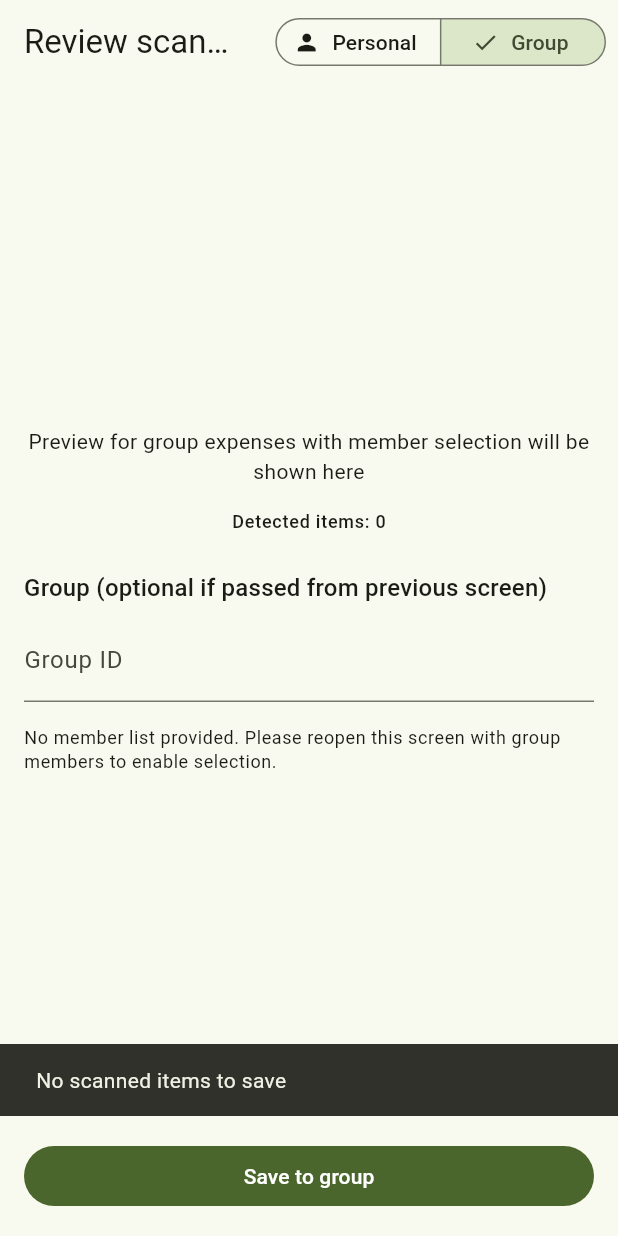
After one commit to daFoggo/bill_chillin, a Flutter app: the ReviewScannedTransactionsPage screen opened by its route, after a tap on "Group", after a tap on "Save to group", on a phone screen of 412 x 824 dp. The commit adds this screen. Run offline on Flutter 3.47's test engine with Material 3 defaults, Android fonts, the phone set to English and light mode, and no system bars; our stand-ins replace bloc, cloud_firestore, dartz, equatable, firebase_auth, firebase_core and 7 more; accounts and stored records are empty.

Commit message:
[ADD] Chức năng scan QR

```diff
--- a/lib/config/routes/app_router.dart
+++ b/lib/config/routes/app_router.dart
@@ -4,6 +4,9 @@ import 'package:bill_chillin/features/auth/presentation/bloc/auth_bloc.dart';
 import 'package:bill_chillin/features/auth/presentation/bloc/auth_state.dart';
 import 'package:bill_chillin/features/auth/presentation/pages/auth_page.dart';
 import 'package:bill_chillin/features/main/presentation/pages/main_screen.dart';
+import 'package:bill_chillin/features/scan/domain/entities/scanned_transaction.dart';
+import 'package:bill_chillin/features/scan/presentation/pages/scan_receipt_page.dart';
+import 'package:bill_chillin/features/scan/presentation/pages/review_scanned_transactions_page.dart';
 import 'package:bill_chillin/features/group_expenses/presentation/pages/join_group_page.dart';
 import 'package:bill_chillin/features/group_expenses/presentation/screens/group_detail_screen.dart';
 import 'package:flutter/material.dart';
@@ -27,6 +30,42 @@ class AppRouter {
       GoRoute(
         path: AppRoutes.home,
         builder: (context, state) => const MainScreen(),
+      ),
+      GoRoute(
+        path: '/app/scan',
+        name: 'scan_receipt',
+        builder: (context, state) => const ScanReceiptPage(),
+      ),
+      GoRoute(
+        path: '/app/scan/review',
+        name: 'review_scanned_transactions',
+        builder: (context, state) {
+          final extra = state.extra;
+
+          // Supported extras:
+          // 1) List<ScannedTransaction>
+          // 2) Map { 'transactions': List<ScannedTransaction>, 'groupId': String?, 'members': Map<String,String>? }
+          if (extra is List && extra.isNotEmpty && extra.first is ScannedTransaction) {
+            return ReviewScannedTransactionsPage(
+              scannedTransactions: List<ScannedTransaction>.from(extra),
+            );
+          }
+
+          if (extra is Map) {
+            final txList = extra['transactions'];
+            final groupId = extra['groupId'] as String?;
+            final members = extra['members'] as Map<String, String>?;
+            if (txList is List && txList.isNotEmpty && txList.first is ScannedTransaction) {
+              return ReviewScannedTransactionsPage(
+                scannedTransactions: List<ScannedTransaction>.from(txList),
+                initialGroupId: groupId,
+                groupMembers: members ?? const {},
+              );
+            }
+          }
+
+          return const ReviewScannedTransactionsPage();
+        },
       ),
       GoRoute(
         path: AppRoutes.joinGroup,
--- a/lib/features/main/presentation/pages/main_screen.dart
+++ b/lib/features/main/presentation/pages/main_screen.dart
@@ -14,6 +14,7 @@ import 'package:bill_chillin/features/profile/presentation/pages/profile_page.da
 import 'package:flutter/material.dart';
 import 'package:flutter_bloc/flutter_bloc.dart';
 import 'package:bill_chillin/features/main/presentation/widgets/expandable_fab.dart';
+import 'package:go_router/go_router.dart';
 
 class MainScreen extends StatefulWidget {
   const MainScreen({super.key});
@@ -97,7 +98,7 @@ class _MainScreenState extends State<MainScreen> {
                   PersonalExpensesPage.showTransactionBottomSheet(context);
                 },
                 onScanReceipt: () {
-                  // TODO: Navigate to Scan Receipt
+                  context.pushNamed('scan_receipt');
                 },
               ),
               floatingActionButtonLocation:
--- a/lib/features/personal_expenses/data/repositories/personal_expenses_repository_impl.dart
+++ b/lib/features/personal_expenses/data/repositories/personal_expenses_repository_impl.dart
@@ -116,7 +116,7 @@ class PersonalExpensesRepositoryImpl implements PersonalExpensesRepository {
         print('Error fetching group transactions: $e');
         // We'll proceed with what we have if specific group fails?
         // Let's rethrow to be safe for now since we want "Hybrid" validity.
-        throw e;
+        rethrow;
       }
 
       // 3. Merge and Sort
--- /dev/null
+++ b/lib/features/scan/domain/entities/scanned_transaction.dart
@@ -0,0 +1,16 @@
+import 'package:equatable/equatable.dart';
+
+class ScannedTransaction extends Equatable {
+  final String description;
+  final double amount;
+  final DateTime date;
+
+  const ScannedTransaction({
+    required this.description,
+    required this.amount,
+    required this.date,
+  });
+
+  @override
+  List<Object?> get props => [description, amount, date];
+}
--- /dev/null
+++ b/lib/features/scan/presentation/pages/review_scanned_transactions_page.dart
@@ -0,0 +1,324 @@
+import 'package:bill_chillin/features/auth/presentation/bloc/auth_bloc.dart';
+import 'package:bill_chillin/features/auth/presentation/bloc/auth_state.dart';
+import 'package:bill_chillin/core/services/injection_container.dart';
+import 'package:bill_chillin/features/personal_expenses/domain/entities/transaction_entity.dart';
+import 'package:bill_chillin/features/personal_expenses/presentation/bloc/personal_expenses_bloc.dart';
+import 'package:bill_chillin/features/personal_expenses/presentation/bloc/personal_expenses_event.dart';
+import 'package:bill_chillin/features/scan/domain/entities/scanned_transaction.dart';
+import 'package:bill_chillin/features/group_expenses/domain/usecases/add_group_transaction_usecase.dart';
+import 'package:firebase_auth/firebase_auth.dart';
+import 'package:flutter/material.dart';
+import 'package:flutter_bloc/flutter_bloc.dart';
+
+enum ScanTargetMode {
+  personal,
+  group,
+}
+
+class ReviewScannedTransactionsPage extends StatefulWidget {
+  final List<ScannedTransaction> scannedTransactions;
+  final String? initialGroupId;
+  final Map<String, String> groupMembers; // memberId -> memberName
+
+  const ReviewScannedTransactionsPage({
+    super.key,
+    this.scannedTransactions = const [],
+    this.initialGroupId,
+    this.groupMembers = const {},
+  });
+
+  @override
+  State<ReviewScannedTransactionsPage> createState() =>
+      _ReviewScannedTransactionsPageState();
+}
+
+class _ReviewScannedTransactionsPageState
+    extends State<ReviewScannedTransactionsPage> {
+  ScanTargetMode _mode = ScanTargetMode.personal;
+  String? _selectedGroupId;
+  final Set<String> _selectedMembers = {};
+
+  @override
+  Widget build(BuildContext context) {
+    final theme = Theme.of(context);
+    _selectedGroupId ??= widget.initialGroupId;
+
+    return Scaffold(
+      appBar: AppBar(
+        title: const Text('Review scanned transactions'),
+        actions: [
+          Padding(
+            padding: const EdgeInsets.symmetric(horizontal: 8),
+            child: SegmentedButton<ScanTargetMode>(
+              segments: const [
+                ButtonSegment(
+                  value: ScanTargetMode.personal,
+                  icon: Icon(Icons.person),
+                  label: Text('Personal'),
+                ),
+                ButtonSegment(
+                  value: ScanTargetMode.group,
+                  icon: Icon(Icons.groups_3),
+                  label: Text('Group'),
+                ),
+              ],
+              selected: {_mode},
+              onSelectionChanged: (value) {
+                setState(() {
+                  _mode = value.first;
+                });
+              },
+              style: ButtonStyle(
+                visualDensity: VisualDensity.compact,
+                padding: WidgetStateProperty.all(
+                  const EdgeInsets.symmetric(horizontal: 8),
+                ),
+              ),
+            ),
+          ),
+        ],
+      ),
+      body: Center(
+        child: SingleChildScrollView(
+          padding: const EdgeInsets.all(16),
+          child: Column(
+            mainAxisAlignment: MainAxisAlignment.center,
+            mainAxisSize: MainAxisSize.min,
+            crossAxisAlignment: CrossAxisAlignment.center,
+            children: [
+              Text(
+                _mode == ScanTargetMode.personal
+                    ? 'Preview for personal expenses will be shown here'
+                    : 'Preview for group expenses with member selection will be shown here',
+                style: theme.textTheme.bodyMedium,
+                textAlign: TextAlign.center,
+              ),
+              const SizedBox(height: 16),
+              Text(
+                'Detected items: ${widget.scannedTransactions.length}',
+                style: theme.textTheme.labelMedium,
+              ),
+              const SizedBox(height: 24),
+              if (_mode == ScanTargetMode.group) _buildGroupSelectors(theme),
+            ],
+          ),
+        ),
+      ),
+      bottomNavigationBar: SafeArea(
+        child: Padding(
+          padding: const EdgeInsets.all(16),
+          child: FilledButton(
+            onPressed: () => _onSave(context),
+            child: Text(
+              _mode == ScanTargetMode.personal
+                  ? 'Save to personal'
+                  : 'Save to group',
+            ),
+          ),
+        ),
+      ),
+    );
+  }
+
+  void _onSave(BuildContext context) {
+    if (widget.scannedTransactions.isEmpty) {
+      ScaffoldMessenger.of(context).showSnackBar(
+        const SnackBar(content: Text('No scanned items to save')),
+      );
+      return;
+    }
+
+    if (_mode == ScanTargetMode.personal) {
+      _saveToPersonal(context);
+    } else {
+      _saveToGroup(context);
+    }
+  }
+
+  void _saveToPersonal(BuildContext context) {
+    final authState = context.read<AuthBloc>().state;
+    if (authState is! AuthAuthenticated) {
+      ScaffoldMessenger.of(context).showSnackBar(
+        const SnackBar(content: Text('You need to be signed in to save data')),
+      );
+      return;
+    }
+
+    final userId = authState.user.id;
+    final now = DateTime.now();
+
+    final bloc = context.read<PersonalExpensesBloc>();
+
+    for (final scanned in widget.scannedTransactions) {
+      final tx = TransactionEntity(
+        id: '', // Repository/Firestore will generate the ID
+        userId: userId,
+        amount: scanned.amount,
+        currency: 'VND',
+        type: 'expense',
+        date: scanned.date,
+        categoryId: 'uncategorized',
+        categoryName: 'Uncategorized',
+        categoryIcon: 'help_outline',
+        note: scanned.description,
+        searchKeywords: const [],
+        status: 'draft',
+        imageUrl: null,
+        createdAt: now,
+        updatedAt: null,
+        groupId: null,
+        groupName: null,
+        payerId: null,
+        participants: null,
+        splitDetails: null,
+      );
+
+      bloc.add(AddPersonalExpenseEvent(tx));
+    }
+
+    Navigator.pop(context);
+  }
+
+  void _saveToGroup(BuildContext context) {
+    final user = FirebaseAuth.instance.currentUser;
+    if (user == null) {
+      ScaffoldMessenger.of(context).showSnackBar(
+        const SnackBar(content: Text('You need to be signed in to save data')),
+      );
+      return;
+    }
+
+    if (_selectedGroupId == null || _selectedGroupId!.isEmpty) {
+      ScaffoldMessenger.of(context).showSnackBar(
+        const SnackBar(content: Text('Please select a group')),
+      );
+      return;
+    }
+
+    if (_selectedMembers.isEmpty) {
+      ScaffoldMessenger.of(context).showSnackBar(
+        const SnackBar(content: Text('Please select at least one member')),
+      );
+      return;
+    }
+
+    final evenSplitter = _EvenSplitHelper(
+      members: _selectedMembers.toList(),
+    );
+    final now = DateTime.now();
+    final addGroupTransaction = sl<AddGroupTransactionUseCase>();
+
+    Future.wait(
+      widget.scannedTransactions.map((scanned) async {
+        final splitDetails = evenSplitter.split(scanned.amount);
+        final tx = TransactionEntity(
+          id: '',
+          userId: user.uid,
+          amount: scanned.amount,
+          currency: 'VND',
+          type: 'expense',
+          date: scanned.date,
+          categoryId: 'uncategorized',
+          categoryName: 'Uncategorized',
+          categoryIcon: 'help_outline',
+          note: scanned.description,
+          searchKeywords: const [],
+          status: 'draft',
+          imageUrl: null,
+          createdAt: now,
+          updatedAt: null,
+          groupId: _selectedGroupId,
+          groupName: null,
+          payerId: user.uid,
+          participants: _selectedMembers.toList(),
+          splitDetails: splitDetails,
+        );
+
+        final result = await addGroupTransaction(
+          AddGroupTransactionParams(
+            groupId: _selectedGroupId!,
+            transaction: tx,
+          ),
+        );
+
+        result.fold(
+          (failure) => ScaffoldMessenger.of(context).showSnackBar(
+            SnackBar(content: Text('Failed to save: ${failure.toString()}')),
+          ),
+          (_) => null,
+        );
+      }),
+    ).then((_) => Navigator.pop(context));
+
+    ScaffoldMessenger.of(context).showSnackBar(
+      const SnackBar(content: Text('Saving to group...')),
+    );
+  }
+
+  Widget _buildGroupSelectors(ThemeData theme) {
+    final members = widget.groupMembers;
+    return Column(
+      crossAxisAlignment: CrossAxisAlignment.start,
+      children: [
+        Text(
+          'Group (optional if passed from previous screen)',
+          style: theme.textTheme.titleMedium,
+        ),
+        const SizedBox(height: 8),
+        TextField(
+          controller: TextEditingController(text: _selectedGroupId ?? ''),
+          decoration: const InputDecoration(
+            labelText: 'Group ID',
+            hintText: 'Enter group id',
+          ),
+          onChanged: (value) => _selectedGroupId = value.trim(),
+        ),
+        const SizedBox(height: 16),
+        if (members.isEmpty)
+          Text(
+            'No member list provided. Please reopen this screen with group members to enable selection.',
+            style: theme.textTheme.bodySmall,
+          )
+        else ...[
+          Text(
+            'Select members to split evenly',
+            style: theme.textTheme.titleMedium,
+          ),
+          const SizedBox(height: 8),
+          Wrap(
+            spacing: 8,
+            runSpacing: 8,
+            children: members.entries.map((entry) {
+              final isSelected = _selectedMembers.contains(entry.key);
+              return FilterChip(
+                label: Text(entry.value.isNotEmpty ? entry.value : entry.key),
+                selected: isSelected,
+                onSelected: (selected) {
+                  setState(() {
+                    if (selected) {
+                      _selectedMembers.add(entry.key);
+                    } else {
+                      _selectedMembers.remove(entry.key);
+                    }
+                  });
+                },
+              );
+            }).toList(),
+          ),
+        ],
+      ],
+    );
+  }
+}
+
+class _EvenSplitHelper {
+  final List<String> members;
+
+  _EvenSplitHelper({required this.members});
+
+  Map<String, double> split(double amount) {
+    if (members.isEmpty) return {};
+    final share = amount / members.length;
+    return {for (final m in members) m: share};
+  }
+}
```
Also changed, not shown: lib/core/services/injection_container.dart (+9 -1 lines), lib/features/personal_expenses/data/datasources/personal_expenses_remote_data_source.dart (+12 -7 lines), lib/features/scan/presentation/pages/scan_receipt_page.dart (added, +44 -0 lines).
